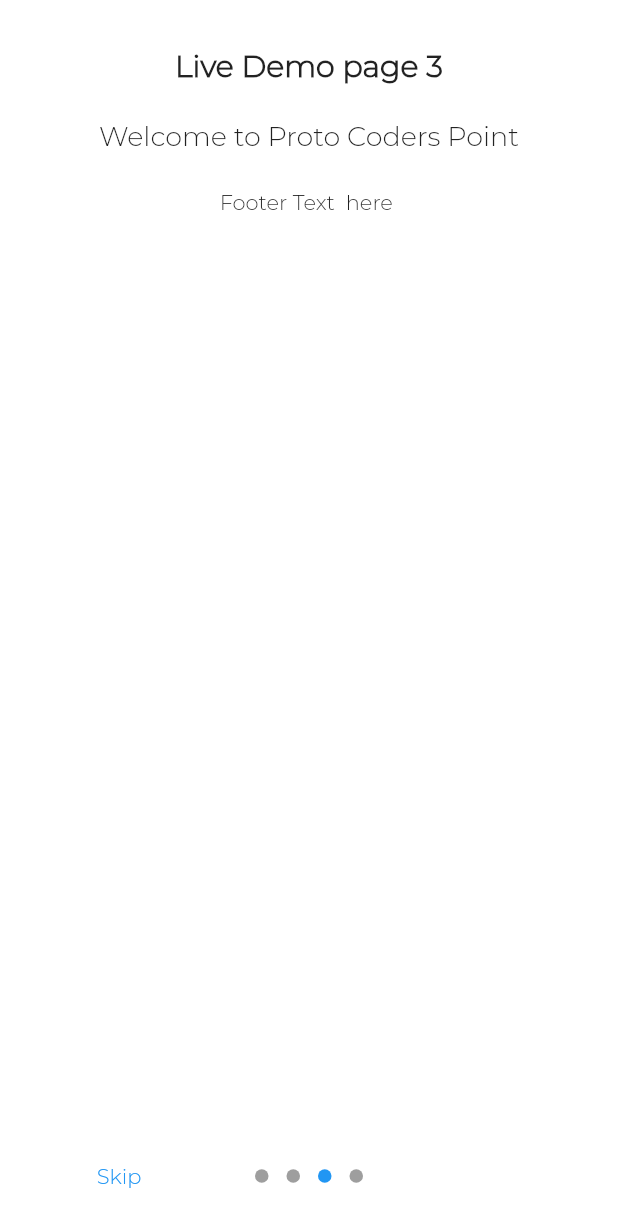
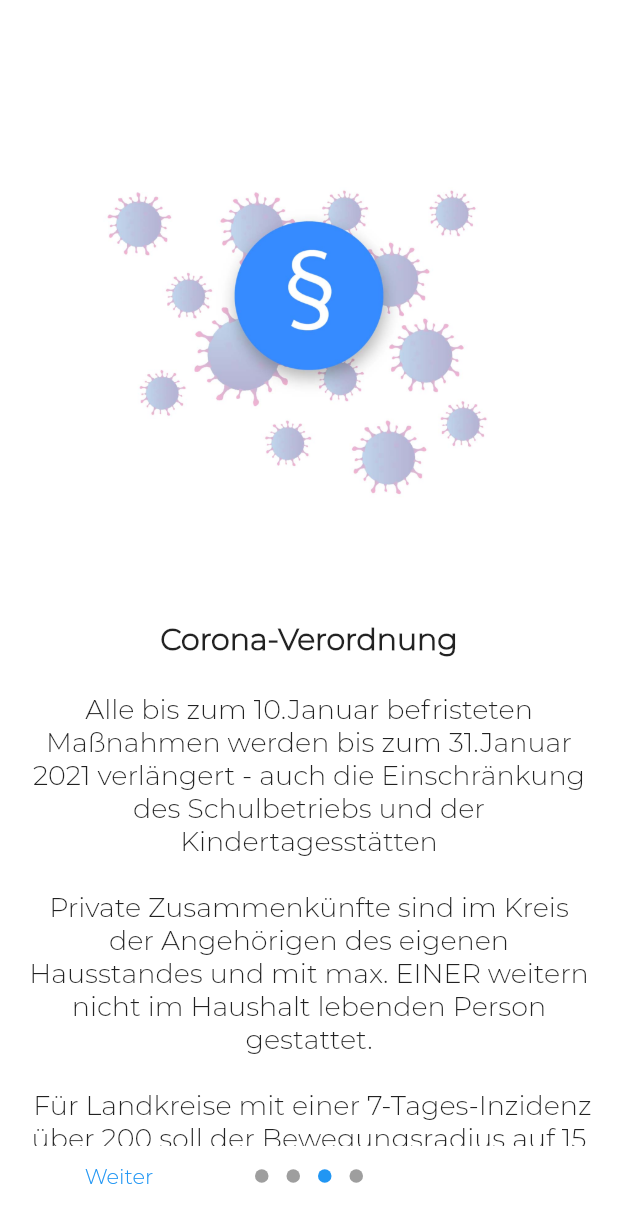
Before and after one commit to Domepo/virometer, a Flutter app: the screen it shows after launch, swiped to page 3, on a phone screen of 412 x 824 dp. Shown: the top 1227 px of the screen. Run offline on Flutter 3.47's test engine with Material 2 defaults, Android fonts, the phone set to English and light mode, and no system bars; drawn by our look-alikes of introduction_screen; our stand-ins replace hive; missing offline and left inert: latinize; accounts and stored records are empty; generated files the repository leaves out were written again.

Commit message:
added ONETIME introduction_screen

```diff
--- a/lib/main.dart
+++ b/lib/main.dart
@@ -12,6 +12,7 @@ void main() async {
   Hive.init(document.path);
   // await Hive.openBox("states_checked");
   await Hive.openBox("district_checked");
+  await Hive.openBox("info_screen");
   runApp(ViroApp());
 }
 
@@ -21,57 +22,82 @@ class ViroApp extends StatefulWidget {
 }
 
 class _ViroAppState extends State<ViroApp> {
+  Box box;
+  void initState() {
+    Hive.openBox("info_screen");
+    box = Hive.box("info_screen");
+    super.initState();
+  }
+
   List<PageViewModel> getPages() {
     return [
       PageViewModel(
           title: "",
-          body: "Danke das du dir die Virometer-App heruntergeladen hast :)",
-          footer: Text("Fragen: kann man den Daten trauen?\n Ja klar!Alle Daten sind direkt vom RKI übermittelt und damit vertrauenswürdig"),
-           image: Image.asset("assets/images/Virosmeter-App-Icon.png"),
+          body: "Danke, dass du dir die Virometer-App heruntergeladen hast :)",
+          // footer: Text("Fragen: kann man den Daten trauen?\n Ja klar!Alle Daten sind direkt vom RKI übermittelt und damit vertrauenswürdig"),
+          image: Image.asset("assets/images/IntroVirometer.jpg"),
           decoration: const PageDecoration(
             pageColor: Colors.white,
           )),
       PageViewModel(
-        title: "Live Demo page 2 ",
-        body: "Live Demo Text",
-        footer: Text("Footer Text  here "),
+        image: Image.asset("assets/images/Anleitung.jpg"),
+        title: "Anleitung",
+        body:
+            " Wenn du auf den blauen Knopf drückst, kannst du verschiedene Landkreise hinzufügen. Die Zahl in der Mitte gibt die 7-Tage-Inzidenz an und färbt sich rot, wenn sie 200 überschreitet. Die Fälle und Tode beziehen sich auf die Gesamtanzahl (seit Aufzeichnung) \n Kann man diesen daten überhaupt trauen?Ja Klar! Alle Daten werden direkt vom Robert-Koch-Institut abgegriffen und im 24-Stunden Rhythmus aktualisiert. \n \n Wichtig:\n Bei der Suchfunktion bitte auf Groß- und Kleinschreibung und auf Umlaute achten.",
+        footer: Text("Die Suchfunktion wird beim nächsten Update überarbeitet"),
       ),
       PageViewModel(
-        title: "Live Demo page 3",
-        body: "Welcome to Proto Coders Point",
-        footer: Text("Footer Text  here "),
+        image: Image.asset("assets/images/Verordnung.jpg"),
+        title: "Corona-Verordnung",
+        body:
+            "Alle bis zum 10.Januar befristeten Maßnahmen werden bis zum 31.Januar 2021 verlängert - auch die Einschränkung des Schulbetriebs und der Kindertagesstätten\n \nPrivate Zusammenkünfte sind im Kreis der Angehörigen des eigenen Hausstandes und mit max. EINER weitern nicht im Haushalt lebenden Person gestattet. \n \n Für Landkreise mit einer 7-Tages-Inzidenz über 200 soll der Bewegungsradius auf 15 Kilometer um den Wohnort eingeschränkt werden, sofern kein triftiger Grund vorliegt.",
+        footer: Text("Quelle: Bundesregieung.de"),
       ),
       PageViewModel(
-
-        title: "Live Demo page 4 ",
-        body: "Live Demo Text",
-        footer: Text("Footer Text  here "),
+        image: Image.asset("assets/images/DSGVO.jpg"),
+        title: "DSGVO und Kontakt",
+        body:
+            "Falls du mich kontaktieren willst, kannst du mir gerne eine Mail an virometerapp@gmail.com schicken \n \n Hier der DSGVO Kram:\nhttps://github.com/Domepo/txt/blob/main/VirometerDSGVO.md",
+        footer: Text("Ein Projekt von Dominik Teichröb"),
       ),
     ];
   }
 
   @override
   Widget build(BuildContext context) {
+    // If condition to display the infoscreen only one time
+    //
+    if(box.get("infoscreen")==null){
       return MaterialApp(
       theme: ThemeData(fontFamily: 'Montserrat'),
-        home:  Builder(
+      home: Builder(
         builder: (context) => IntroductionScreen(
           globalBackgroundColor: Colors.white,
           pages: getPages(),
           showNextButton: true,
           showSkipButton: true,
-        skip: Text("Skip"),
-        done: Text("Got it "),
-        onDone: ()  {
+          skip: Text("Weiter"),
+          done: Text("Verstanden"),
+          onDone: () {
             Navigator.push(
               context,
               MaterialPageRoute(
                 builder: (context) => FirstPage(),
+
               ), //MaterialPageRoute
             );
+            box.put("infoscreen", true);
           },
         ), //IntroViewsFlutter
       ), //Builder
     );
+    }else{
+      return MaterialApp(
+      theme: ThemeData(fontFamily: 'Montserrat'),
+      home: FirstPage());
     }
+
     }
+
+
+}
```
Also changed, not shown: assets/images/Anleitung.jpg (added), assets/images/DSGVO.jpg (added), assets/images/Download.png (deleted), assets/images/IntroVirometer.jpg (added), assets/images/Verordnung.jpg (added). Lines whose indentation alone changed are shown as unchanged.
